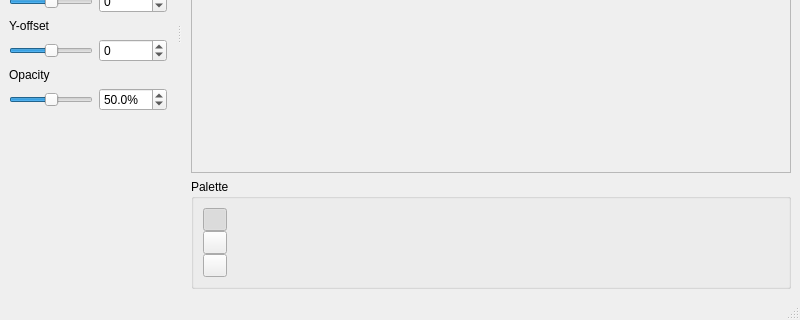
Above: gui/mainwindow.ui from osaukko/TextPaint64 before the change; both pictures show x 0 to 800 and y 280 to 600 of the 800 by 600 pixel window. Below: the same form after it.
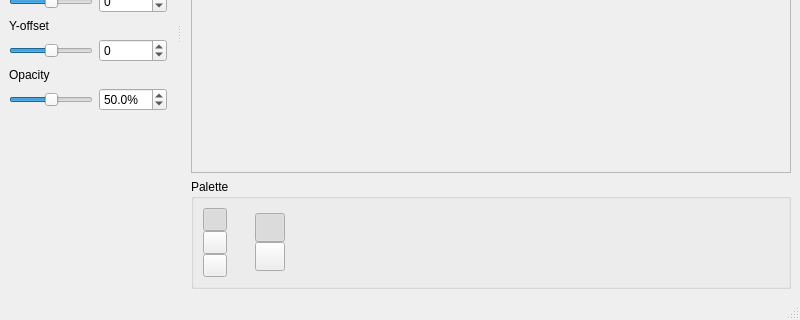
That is the form after the change. Icons and pictures are not drawn. Custom widgets are drawn as their Qt base class.

Commit message:
MainWindow: - Support for drawing tools.
ScreenWidget:
- Draw points tool added (similar to previous version).
- Draw lines tool added (draw line segment between cursor position changes).

Resources:
- Drawing icons added.

Docs:
- Directory structure improved.
- Drawing tool icons added.

Misc:
- Read me title changed.
- Oxygen icons copying file added (our icons use same).

```diff
--- a/gui/mainwindow.ui
+++ b/gui/mainwindow.ui
@@ -140,6 +140,110 @@
        <item>
         <widget class="PaletteWidget" name="paletteWidget" native="true"/>
        </item>
+       <item>
+        <spacer name="toolHorizontalSpacer">
+         <property name="orientation">
+          <enum>Qt::Horizontal</enum>
+         </property>
+         <property name="sizeType">
+          <enum>QSizePolicy::Fixed</enum>
+         </property>
+         <property name="sizeHint" stdset="0">
+          <size>
+           <width>8</width>
+           <height>20</height>
+          </size>
+         </property>
+        </spacer>
+       </item>
+       <item>
+        <widget class="QWidget" name="paintToolsWidget" native="true">
+         <property name="sizePolicy">
+          <sizepolicy hsizetype="Fixed" vsizetype="Fixed">
+           <horstretch>0</horstretch>
+           <verstretch>0</verstretch>
+          </sizepolicy>
+         </property>
+         <layout class="QGridLayout" name="paintToolsGridLayout">
+          <property name="sizeConstraint">
+           <enum>QLayout::SetFixedSize</enum>
+          </property>
+          <property name="leftMargin">
+           <number>0</number>
+          </property>
+          <property name="topMargin">
+           <number>0</number>
+          </property>
+          <property name="rightMargin">
+           <number>0</number>
+          </property>
+          <property name="bottomMargin">
+           <number>0</number>
+          </property>
+          <property name="spacing">
+           <number>0</number>
+          </property>
+          <item row="1" column="0">
+           <widget class="QToolButton" name="drawPointsToolButton">
+            <property name="toolTip">
+             <string>Draw points</string>
+            </property>
+            <property name="statusTip">
+             <string>Draw points</string>
+            </property>
+            <property name="icon">
+             <iconset resource="../resources/icons.qrc">
+              <normaloff>:/icons/22x22/draw-freehand-points.png</normaloff>:/icons/22x22/draw-freehand-points.png</iconset>
+            </property>
+            <property name="iconSize">
+             <size>
+              <width>22</width>
+              <height>22</height>
+             </size>
+            </property>
+            <property name="checkable">
+             <bool>true</bool>
+            </property>
+            <property name="checked">
+             <bool>false</bool>
+            </property>
+            <property name="autoExclusive">
+             <bool>true</bool>
+            </property>
+           </widget>
+          </item>
+          <item row="0" column="0">
+           <widget class="QToolButton" name="drawLinesToolButton">
+            <property name="toolTip">
+             <string>Draw lines beween points</string>
+            </property>
+            <property name="statusTip">
+             <string>Draw lines beween points</string>
+            </property>
+            <property name="icon">
+             <iconset resource="../resources/icons.qrc">
+              <normaloff>:/icons/22x22/draw-freehand-lines.png</normaloff>:/icons/22x22/draw-freehand-lines.png</iconset>
+            </property>
+            <property name="iconSize">
+             <size>
+              <width>22</width>
+              <height>22</height>
+             </size>
+            </property>
+            <property name="checkable">
+             <bool>true</bool>
+            </property>
+            <property name="checked">
+             <bool>true</bool>
+            </property>
+            <property name="autoExclusive">
+             <bool>true</bool>
+            </property>
+           </widget>
+          </item>
+         </layout>
+        </widget>
+       </item>
        <item>
         <spacer name="paletteHorizontalSpacer">
          <property name="orientation">
```
Left out of the diff: 29 changed lines with no effect on the pictures. Lines whose indentation alone changed are shown as unchanged. The commit also changes 30 other files.
